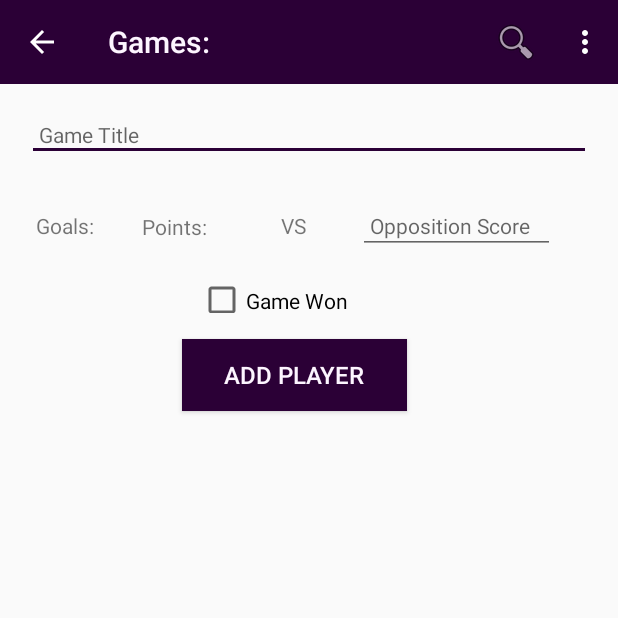
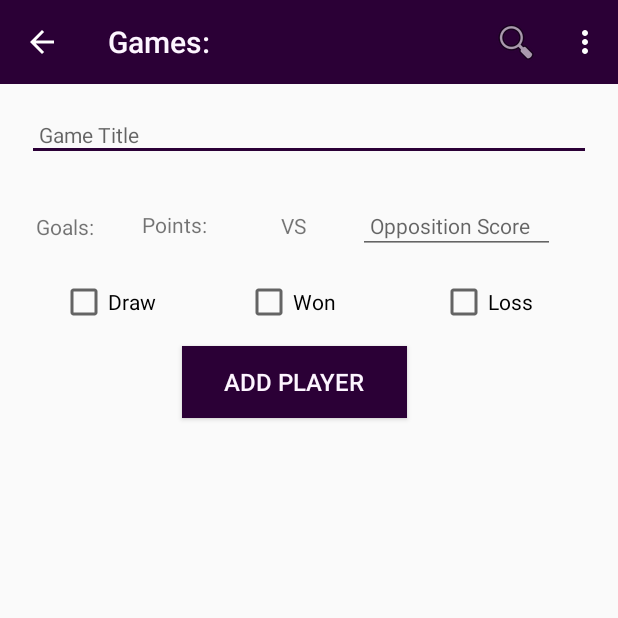
Before and after one commit to leethor92/statmaster, an Android app: the GameView screen opened directly, with no data from a screen before it, on a phone screen of 412 x 824 dp, the top half of it. Run offline under Robolectric (Android 15) with nearby library versions, the phone set to English and light mode, and no system bars; our stand-ins replace Firebase (no records; nobody signed in at launch, a user with empty details on screens opened directly), Room's generated code; 2 statements that could not run were skipped.

Commit message:
implemented draw & loss checkbox and filters

```diff
--- a/app/src/main/java/models/GameModel.kt
+++ b/app/src/main/java/models/GameModel.kt
@@ -14,4 +14,6 @@ data class GameModel(
     var score: String = "",
     var goal: String = "",
     var point: String = "",
-    var win: Boolean = false) : Parcelable
+    var win: Boolean = false,
+    var draw: Boolean = false,
+    var loss: Boolean = false) : Parcelable
--- a/app/src/main/java/models/firebase/GameFireStore.kt
+++ b/app/src/main/java/models/firebase/GameFireStore.kt
@@ -39,6 +39,8 @@ class GameFireStore(val context: Context) : GameStore, AnkoLogger {
             foundGame.title = game.title
             foundGame.score = game.score
             foundGame.win = game.win
+            foundGame.draw = game.draw
+            foundGame.loss = game.loss
             foundGame.goal = game.goal
             foundGame.point = game.point
         }
--- a/app/src/main/java/views/game/GamePresenter.kt
+++ b/app/src/main/java/views/game/GamePresenter.kt
@@ -35,10 +35,12 @@ class GamePresenter(view: BaseView) : BasePresenter(view), AnkoLogger {
         view?.startActivityForResult(view?.intentFor<PlayerView>()?.putExtra("player_edit", player)?.putExtra("game_data", game), 0)
     }
 
-    fun doAddOrSave(gameTitle: String, score: String, winCheckbox: Boolean, totalPlayerGoals: String, totalPlayerPoints: String) {
+    fun doAddOrSave(gameTitle: String, score: String, winCheckbox: Boolean, drawCheckbox: Boolean, lossCheckbox: Boolean) {
         game.title = gameTitle
         game.score = score
         game.win = winCheckbox
+        game.draw = drawCheckbox
+        game.loss = lossCheckbox
         game.goal = "Goals:" + view?.getTotalPlayerGoals( app.players.findAll())
         game.point = "Points:" + view?.getTotalPlayerPoints(app.players.findAll())
 
--- a/app/src/main/java/views/game/GameView.kt
+++ b/app/src/main/java/views/game/GameView.kt
@@ -49,6 +49,8 @@ class GameView : BaseView() , AnkoLogger, PlayerListener {
         gameTitle.setText(game.title)
         score.setText(game.score)
         winCheckbox.isChecked = game.win
+        drawCheckbox.isChecked = game.draw
+        lossCheckbox.isChecked = game.loss
         gameGoals.text = game.goal
         gamePoints.text = game.point
     }
@@ -86,7 +88,7 @@ class GameView : BaseView() , AnkoLogger, PlayerListener {
                 if (gameTitle.text.toString().isEmpty()) {
                     toast(R.string.enter_game_title)
                 } else {
-                    presenter.doAddOrSave(gameTitle.text.toString(), score.text.toString(), winCheckbox.isChecked, gameGoals.text.toString(), gamePoints.text.toString())
+                    presenter.doAddOrSave(gameTitle.text.toString(), score.text.toString(), winCheckbox.isChecked, drawCheckbox.isChecked, lossCheckbox.isChecked)
                 }
             }
         }
--- a/app/src/main/res/layout/activity_game.xml
+++ b/app/src/main/res/layout/activity_game.xml
@@ -123,15 +123,39 @@
 
             <CheckBox
                 android:id="@+id/winCheckbox"
-                android:layout_width="116dp"
-                android:layout_height="18dp"
+                android:layout_width="76dp"
+                android:layout_height="24dp"
                 android:layout_gravity="center"
                 android:layout_marginStart="132dp"
-                android:layout_marginTop="21dp"
+                android:layout_marginTop="20dp"
                 android:layout_marginEnd="163dp"
                 android:text="@string/checkbox_win"
                 app:layout_constraintEnd_toEndOf="parent"
-                app:layout_constraintHorizontal_bias="0.0"
+                app:layout_constraintHorizontal_bias="0.775"
+                app:layout_constraintStart_toStartOf="parent"
+                app:layout_constraintTop_toBottomOf="@+id/score" />
+
+            <CheckBox
+                android:id="@+id/drawCheckbox"
+                android:layout_width="76dp"
+                android:layout_height="24dp"
+                android:layout_gravity="center"
+                android:layout_marginTop="20dp"
+                android:layout_marginEnd="47dp"
+                android:text="@string/checkbox_draw"
+                app:layout_constraintEnd_toStartOf="@+id/winCheckbox"
+                app:layout_constraintTop_toBottomOf="@+id/score" />
+
+            <CheckBox
+                android:id="@+id/lossCheckbox"
+                android:layout_width="76dp"
+                android:layout_height="24dp"
+                android:layout_gravity="center"
+                android:layout_marginStart="292dp"
+                android:layout_marginTop="20dp"
+                android:layout_marginEnd="41dp"
+                android:text="@string/checkbox_loss"
+                app:layout_constraintEnd_toEndOf="parent"
                 app:layout_constraintStart_toStartOf="parent"
                 app:layout_constraintTop_toBottomOf="@+id/score" />
 
--- a/app/src/main/res/values/strings.xml
+++ b/app/src/main/res/values/strings.xml
@@ -49,7 +49,9 @@
     <string name="playerLostPossessions">Total Lost Possessions: </string>
     <string name="playerMissedPasses">Total Missed passes: </string>
     <string name="playerPasses">Total Passes: </string>
-    <string name="checkbox_win">Game Won</string>
+    <string name="checkbox_win">Won</string>
+    <string name="checkbox_draw">Draw</string>
+    <string name="checkbox_loss">Loss</string>
     <string name="title_activity_login"> Signup/Login to StatMaster</string>
     <string name="title_activity_game_list">Games</string>
     <string name="title_activity_player">Player</string>
```
Also changed, not shown: app/src/main/java/views/gamelist/GameListPresenter.kt (+8 -1 lines), app/src/main/java/views/gamelist/GameListView.kt (+10 -0 lines), app/src/main/res/menu/menu_main.xml (+10 -0 lines).
